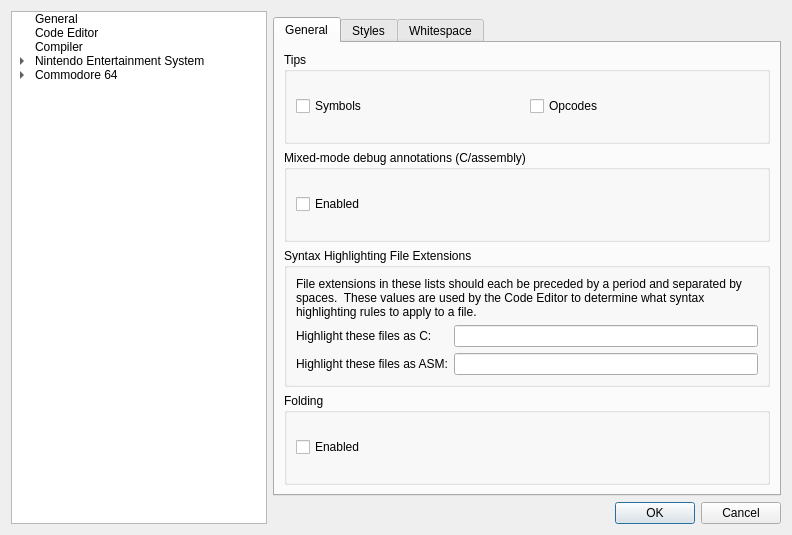
Qt form apps/ide/environmentsettingsdialog.ui (christopherpow/nesicide) before a commit.
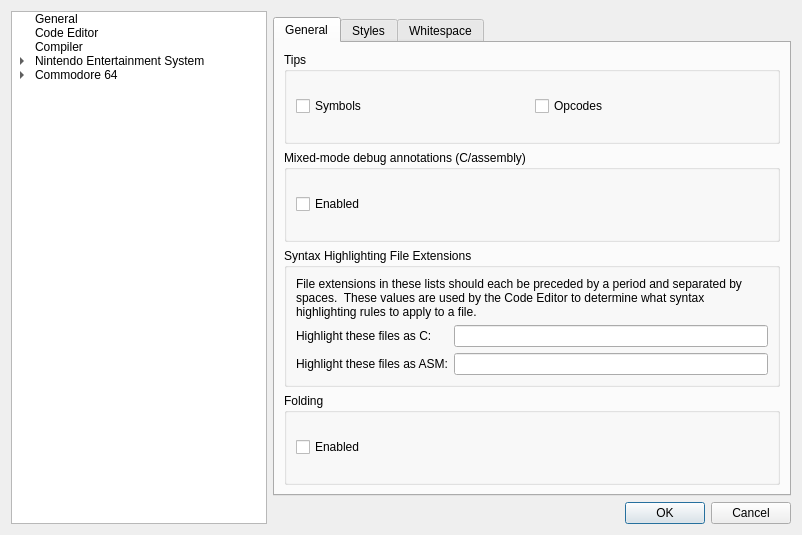
The same form after that commit. The open tabs and pages were chosen to show the change. Icons and pictures are not drawn.

Patch:
```diff
--- a/apps/ide/environmentsettingsdialog.ui
+++ b/apps/ide/environmentsettingsdialog.ui
@@ -6,7 +6,7 @@
    <rect>
     <x>0</x>
     <y>0</y>
-    <width>792</width>
+    <width>802</width>
     <height>535</height>
    </rect>
   </property>
```
Left out of the diff: 3 changed lines with no effect on the pictures.
